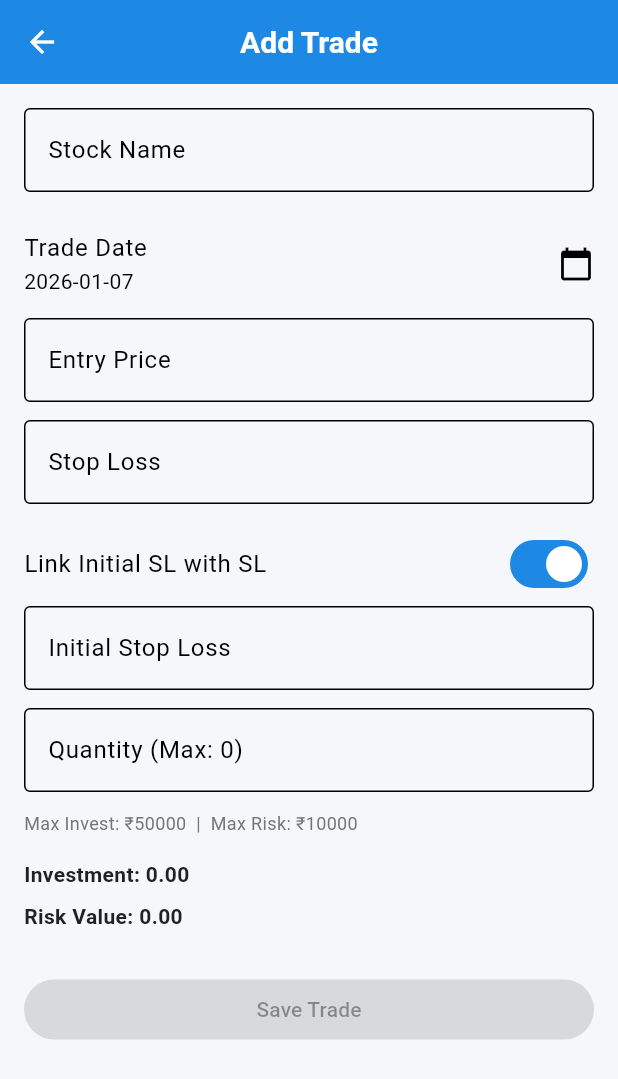
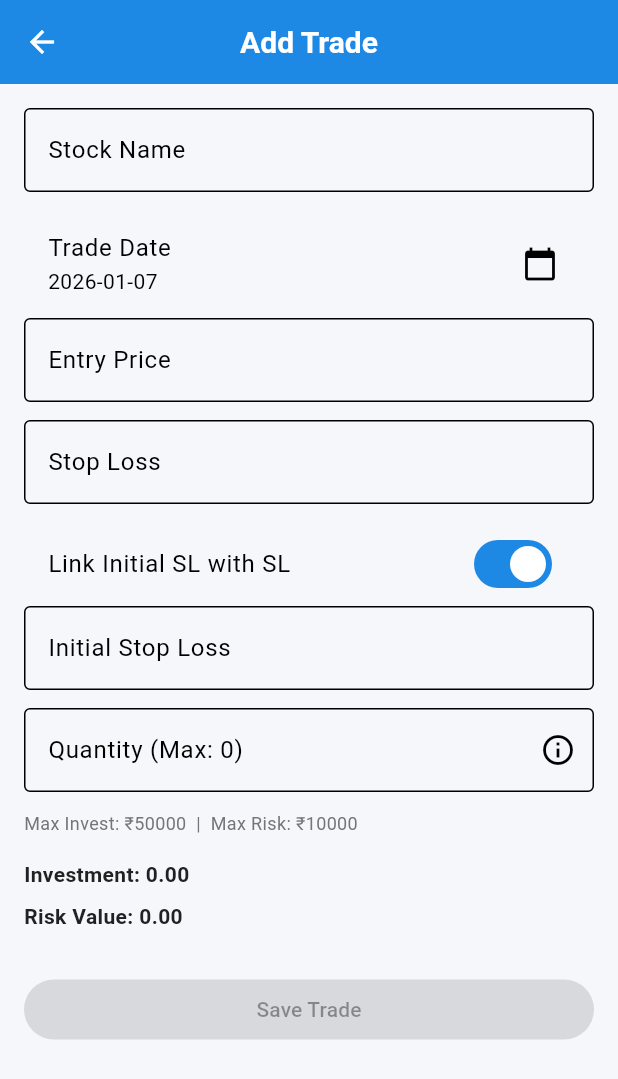
Before and after one commit to AjayM17/tradedesk, a Flutter app: the screen it shows after launch, after a tap on the "add" icon, on a phone screen of 412 x 824 dp. Shown: the top 1079 px of the screen. Run offline on Flutter 3.47's test engine with Material 3 defaults, Android fonts, the phone set to English and light mode, and no system bars; our stand-ins replace cloud_firestore, firebase_core, shared_preferences; accounts and stored records are empty.

Commit message:
Fix: Quanity info

```diff
--- a/lib/features/trades/presentation/screens/create_trade_screen.dart
+++ b/lib/features/trades/presentation/screens/create_trade_screen.dart
@@ -5,14 +5,13 @@ import 'package:provider/provider.dart' show ReadContext;
 import 'package:trade_desk/features/settings/data/settings_state.dart';
 import 'package:trade_desk/features/trades/data/models/trade_dto.dart';
 import 'package:trade_desk/features/trades/data/models/trade_model.dart';
-import 'package:trade_desk/features/trades/data/models/trade_action_step.dart';
 import 'package:trade_desk/features/trades/data/services/trade_firestore_service.dart';
 import 'package:trade_desk/features/trades/data/services/trade_service.dart';
 import 'package:trade_desk/features/trades/data/validators/trade_validator.dart';
 import 'package:trade_desk/features/trades/presentation/models/trade_ui_model.dart';
 
 class CreateTradeScreen extends StatefulWidget {
-  final TradeUiModel? trade; // null = add, not null = edit
+  final TradeUiModel? trade;
   const CreateTradeScreen({super.key, this.trade});
 
   @override
@@ -45,27 +44,26 @@ class _CreateTradeScreenState extends State<CreateTradeScreen> {
 
   bool _isSaving = false;
   bool updateInitialSl = false;
+  bool get isEditMode => widget.trade != null;
 
   int _maxQtyByPortfolio = 0;
 
-  bool get isEditMode => widget.trade != null;
-
   // ───────── Parsed values ─────────
-  double get entry => double.tryParse(_entryCtrl.text) ?? 0.0;
-  double get sl => double.tryParse(_slCtrl.text) ?? 0.0;
-  double get initialSl => double.tryParse(_initSlCtrl.text) ?? 0.0;
+  double get entry => double.tryParse(_entryCtrl.text) ?? 0;
+  double get sl => double.tryParse(_slCtrl.text) ?? 0;
+  double get initialSl => double.tryParse(_initSlCtrl.text) ?? 0;
   int get qty => int.tryParse(_qtyCtrl.text) ?? 0;
 
   double get investment => entry * qty;
 
   double get riskPerShare {
     final r = entry - sl;
-    return r > 0 ? r : 0.0;
+    return r > 0 ? r : 0;
   }
 
   double get riskValue => riskPerShare * qty;
 
-  // ───────── Quantity Rules ─────────
+  // ───────── Quantity rules ─────────
   int get maxQtyByCapital {
     if (entry <= 0) return 0;
     return (maxCapitalPerTrade / entry).floor();
@@ -83,7 +81,7 @@ class _CreateTradeScreenState extends State<CreateTradeScreen> {
   bool get isSaveEnabled {
     if (_selectedStock == null || qty <= 0) return false;
 
-    final bool qtyValid = isEditMode
+    final qtyValid = isEditMode
         ? qty <= max(maxQtyAllowed, widget.trade!.trade.quantity)
         : qty <= maxQtyAllowed;
 
@@ -93,26 +91,26 @@ class _CreateTradeScreenState extends State<CreateTradeScreen> {
         riskValue <= maxRiskValue;
   }
 
+  // ───────── Lifecycle ─────────
   @override
   void initState() {
     super.initState();
-
     updateInitialSl = !isEditMode;
 
     if (isEditMode) {
       final ui = widget.trade!;
-      final domain = ui.trade;
+      final t = ui.trade;
 
       _stockCtrl.text = ui.name;
       _selectedStock = ui.name;
 
       _entryCtrl.text = ui.buyPrice.toStringAsFixed(2);
-      _slCtrl.text = domain.stopLoss.toStringAsFixed(2);
-      _initSlCtrl.text = domain.initialStopLoss.toStringAsFixed(2);
-      _qtyCtrl.text = domain.quantity.toString();
+      _slCtrl.text = t.stopLoss.toStringAsFixed(2);
+      _initSlCtrl.text = t.initialStopLoss.toStringAsFixed(2);
+      _qtyCtrl.text = t.quantity.toString();
 
+      _tradeDate = ui.tradeDate;
       _status = ui.status.name;
-      _tradeDate = ui.tradeDate;
     }
 
     _recalculatePortfolioQty();
@@ -128,14 +126,17 @@ class _CreateTradeScreenState extends State<CreateTradeScreen> {
     super.dispose();
   }
 
-  // ───────── Portfolio Risk ─────────
+  // ───────── Portfolio risk ─────────
   Future<void> _recalculatePortfolioQty() async {
     if (riskPerShare <= 0) {
+      if (!mounted) return;
       setState(() => _maxQtyByPortfolio = maxQtyByCapital);
       return;
     }
 
     final activeTrades = await TradeService.getActiveTradeModels();
+
+    if (!mounted) return; // ✅ REQUIRED
 
     double usedRisk = 0;
     for (final t in activeTrades) {
@@ -154,11 +155,22 @@ class _CreateTradeScreenState extends State<CreateTradeScreen> {
     });
   }
 
-  // ───────── SAVE ─────────
+  void _onRiskInputsChanged() {
+    if (entry > 0 && sl > 0 && entry > sl) {
+      _recalculatePortfolioQty();
+    } else {
+      setState(() => _maxQtyByPortfolio = maxQtyByCapital);
+    }
+  }
+
+  // ───────── Save ─────────
   Future<void> _save() async {
     if (!_formKey.currentState!.validate()) return;
 
+    // ✅ Cache dependencies BEFORE await
+    final settings = context.read<SettingsState>();
     final messenger = ScaffoldMessenger.of(context);
+    final navigator = Navigator.of(context);
 
     final resolvedInitialSl = updateInitialSl ? sl : initialSl;
     final rValue = (entry - resolvedInitialSl).abs();
@@ -170,30 +182,32 @@ class _CreateTradeScreenState extends State<CreateTradeScreen> {
       quantity: qty,
       initialStopLoss: resolvedInitialSl,
       rValue: rValue,
-      // actions default to []
     );
 
-    final basicResult = TradeValidator.validateNewTrade(
+    final basic = TradeValidator.validateNewTrade(
       trade: trade,
-      settings: context.read<SettingsState>(),
+      settings: settings,
     );
 
-    if (!basicResult.isValid) {
-      messenger.showSnackBar(SnackBar(content: Text(basicResult.error!)));
+    if (!basic.isValid) {
+      messenger.showSnackBar(SnackBar(content: Text(basic.error!)));
       return;
     }
 
+    // ⏳ async
     final activeTrades = await TradeService.getActiveTradeModels();
 
-    final portfolioResult = TradeValidator.validatePortfolioRisk(
+    if (!mounted) return; // ✅ REQUIRED
+
+    final portfolio = TradeValidator.validatePortfolioRisk(
       newTrade: trade,
       activeTrades: activeTrades,
-      settings: context.read<SettingsState>(),
+      settings: settings,
       editingTradeId: isEditMode ? widget.trade!.trade.tradeId : null,
     );
 
-    if (!portfolioResult.isValid) {
-      messenger.showSnackBar(SnackBar(content: Text(portfolioResult.error!)));
+    if (!portfolio.isValid) {
+      messenger.showSnackBar(SnackBar(content: Text(portfolio.error!)));
       return;
     }
 
@@ -214,17 +228,17 @@ class _CreateTradeScreenState extends State<CreateTradeScreen> {
 
     try {
       if (isEditMode) {
-        await TradeFirestoreService().updateTrade(
-          tradeId: widget.trade!.trade.tradeId!,
-          trade: dto,
-        );
+        await TradeFirestoreService().updateTrade(tradeId: dto.id!, trade: dto);
       } else {
         await TradeService.addTrade(dto);
       }
 
-      if (mounted) Navigator.pop(context);
+      if (!mounted) return; // ✅ REQUIRED
+      navigator.pop();
     } finally {
-      if (mounted) setState(() => _isSaving = false);
+      if (mounted) {
+        setState(() => _isSaving = false);
+      }
     }
   }
 
@@ -235,21 +249,22 @@ class _CreateTradeScreenState extends State<CreateTradeScreen> {
       appBar: AppBar(title: Text(isEditMode ? 'Edit Trade' : 'Add Trade')),
       body: Form(
         key: _formKey,
-        onChanged: () {
-          _recalculatePortfolioQty();
-          setState(() {});
-        },
         child: ListView(
           padding: const EdgeInsets.all(16),
           children: [
             _stockField(),
             _datePicker(),
-            _numberField(_entryCtrl, 'Entry Price'),
+            _numberField(
+              _entryCtrl,
+              'Entry Price',
+              onChanged: (_) => _onRiskInputsChanged(),
+            ),
             _numberField(
               _slCtrl,
               'Stop Loss',
               onChanged: (v) {
                 if (updateInitialSl) _initSlCtrl.text = v;
+                _onRiskInputsChanged();
               },
             ),
             _initialSlToggle(),
@@ -267,7 +282,7 @@ class _CreateTradeScreenState extends State<CreateTradeScreen> {
               onPressed: isSaveEnabled && !_isSaving ? _save : null,
               child: _isSaving
                   ? const CircularProgressIndicator(strokeWidth: 2)
-                  : Text(isEditMode ? 'Update Trade' : 'Save Trade'),
+                  : const Text('Save Trade'),
             ),
           ],
         ),
@@ -283,17 +298,49 @@ class _CreateTradeScreenState extends State<CreateTradeScreen> {
       child: TextFormField(
         controller: _qtyCtrl,
         keyboardType: TextInputType.number,
+        onChanged: (_) => setState(() {}),
         decoration: InputDecoration(
           labelText: 'Quantity (Max: $maxQtyAllowed)',
           border: const OutlineInputBorder(),
+          suffixIcon: IconButton(
+            icon: const Icon(Icons.info_outline),
+            onPressed: _showQtyInfo,
+          ),
         ),
         validator: (v) => v == null || v.isEmpty ? 'Required' : null,
       ),
     );
   }
 
-  Widget _limitsInfo() {
-    return Padding(
+  void _showQtyInfo() {
+    showModalBottomSheet(
+      context: context,
+      builder: (_) => Padding(
+        padding: const EdgeInsets.all(16),
+        child: Column(
+          mainAxisSize: MainAxisSize.min,
+          crossAxisAlignment: CrossAxisAlignment.start,
+          children: [
+            const Text(
+              'Max Quantity Breakdown',
+              style: TextStyle(fontWeight: FontWeight.bold),
+            ),
+            const SizedBox(height: 12),
+            Text('Capital limit: $maxQtyByCapital'),
+            Text('Trade risk limit: $maxQtyByRisk'),
+            Text('Portfolio risk limit: $_maxQtyByPortfolio'),
+            const Divider(),
+            Text(
+              'Final allowed: $maxQtyAllowed',
+              style: const TextStyle(fontWeight: FontWeight.bold),
+            ),
+          ],
+        ),
+      ),
+    );
+  }
+
+  Widget _limitsInfo() => Padding(
     padding: const EdgeInsets.only(bottom: 12),
     child: Text(
       'Max Invest: ₹${maxCapitalPerTrade.toStringAsFixed(0)}  |  '
@@ -301,10 +348,8 @@ class _CreateTradeScreenState extends State<CreateTradeScreen> {
       style: TextStyle(fontSize: 12, color: Colors.grey.shade600),
     ),
   );
-  }
 
-  Widget _stockField() {
-    return Padding(
+  Widget _stockField() => Padding(
     padding: const EdgeInsets.only(bottom: 12),
     child: TextFormField(
       controller: _stockCtrl,
@@ -313,36 +358,32 @@ class _CreateTradeScreenState extends State<CreateTradeScreen> {
         border: OutlineInputBorder(),
       ),
       onChanged: (v) {
+        setState(() {
           _selectedStock = v.trim().isEmpty ? null : v.trim();
+        });
       },
       validator: (v) => v == null || v.trim().isEmpty ? 'Required' : null,
     ),
   );
-  }
 
-  Widget _datePicker() {
-    return ListTile(
-      contentPadding: EdgeInsets.zero,
+  Widget _datePicker() => ListTile(
     title: const Text('Trade Date'),
     subtitle: Text(
       '${_tradeDate.year}-${_tradeDate.month.toString().padLeft(2, '0')}-${_tradeDate.day.toString().padLeft(2, '0')}',
     ),
     trailing: const Icon(Icons.calendar_today),
     onTap: () async {
-        final picked = await showDatePicker(
+      final d = await showDatePicker(
         context: context,
         initialDate: _tradeDate,
         firstDate: DateTime(2020),
         lastDate: DateTime.now(),
       );
-        if (picked != null) setState(() => _tradeDate = picked);
+      if (d != null) setState(() => _tradeDate = d);
     },
   );
-  }
 
-  Widget _initialSlToggle() {
-    return SwitchListTile(
-      contentPadding: EdgeInsets.zero,
+  Widget _initialSlToggle() => SwitchListTile(
     title: const Text('Link Initial SL with SL'),
     value: updateInitialSl,
     onChanged: (v) {
@@ -352,15 +393,13 @@ class _CreateTradeScreenState extends State<CreateTradeScreen> {
       });
     },
   );
-  }
 
   Widget _numberField(
     TextEditingController controller,
     String label, {
     bool enabled = true,
     ValueChanged<String>? onChanged,
-  }) {
-    return Padding(
+  }) => Padding(
     padding: const EdgeInsets.only(bottom: 12),
     child: TextFormField(
       controller: controller,
@@ -374,10 +413,8 @@ class _CreateTradeScreenState extends State<CreateTradeScreen> {
       validator: (v) => v == null || v.isEmpty ? 'Required' : null,
     ),
   );
-  }
 
-  Widget _info(String label, double value) {
-    return Padding(
+  Widget _info(String label, double value) => Padding(
     padding: const EdgeInsets.symmetric(vertical: 4),
     child: Text(
       '$label: ${value.toStringAsFixed(2)}',
@@ -385,4 +422,3 @@ class _CreateTradeScreenState extends State<CreateTradeScreen> {
     ),
   );
 }
-}
```
Lines whose indentation alone changed are shown as unchanged.
